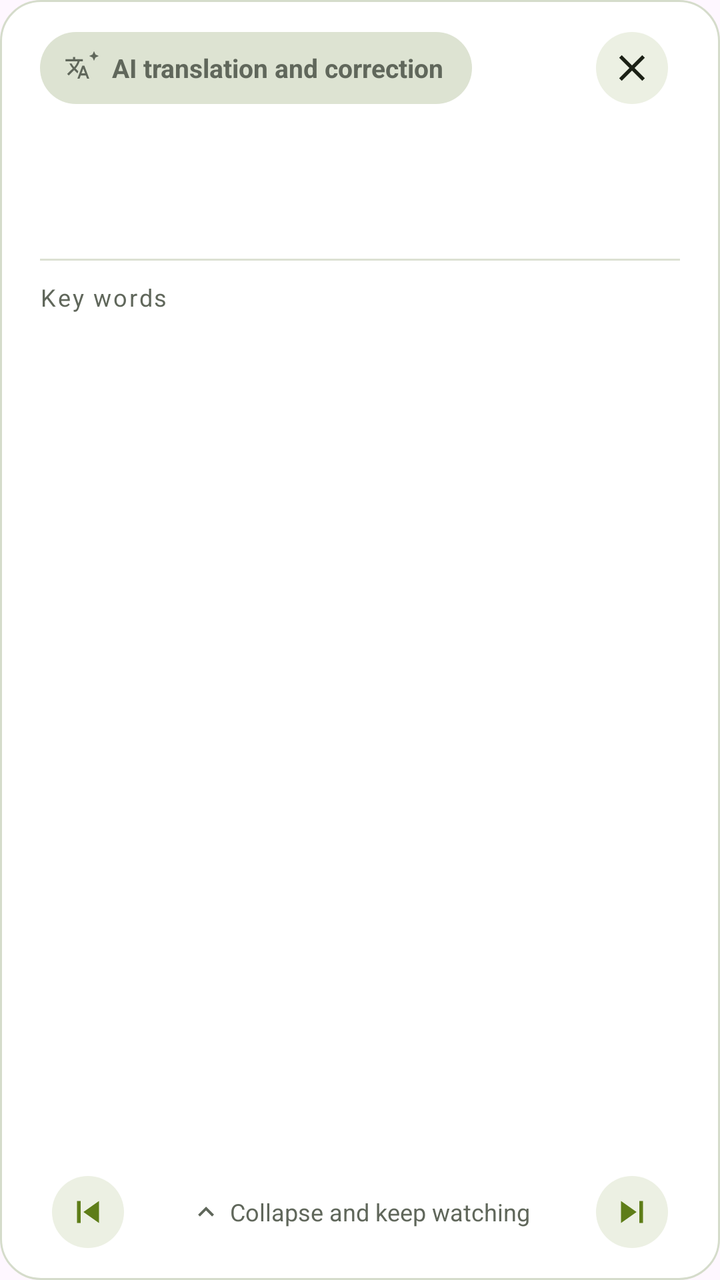
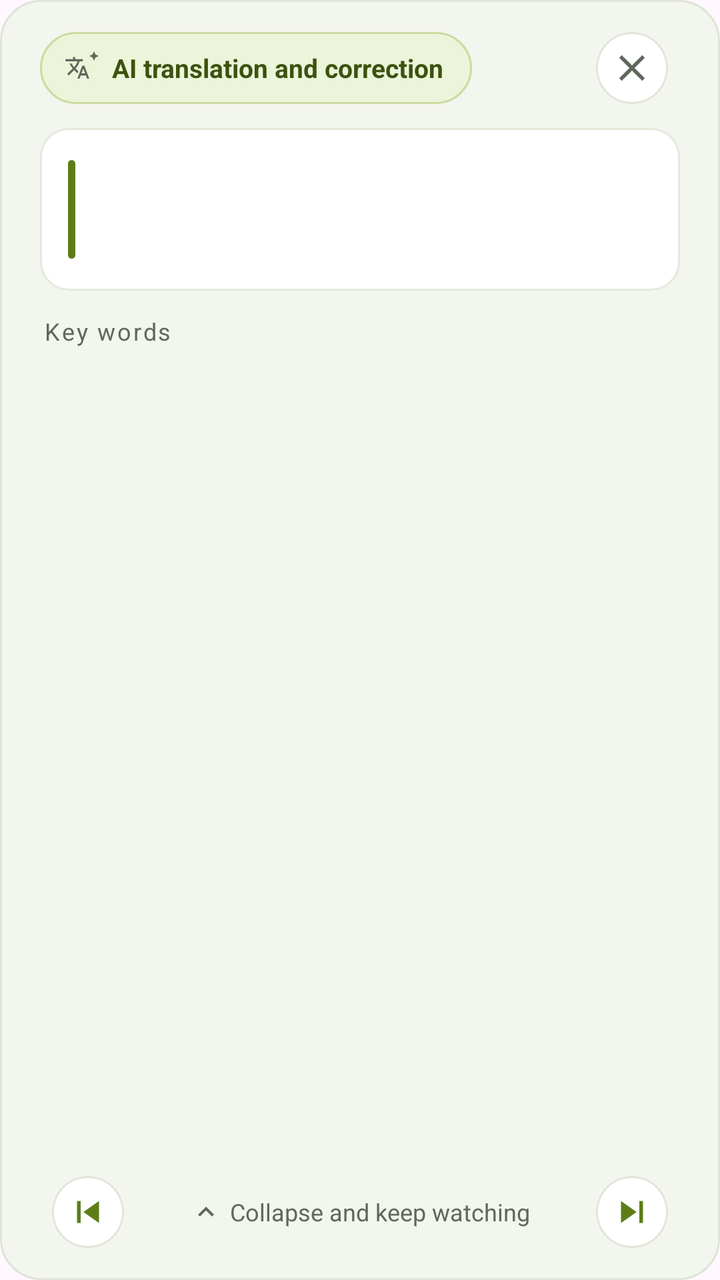

The first picture is an Android layout as it rendered before a commit; the second is the same layout after the commit. The layout source and the unified diff follow.
<!-- AndroidManifest.xml: application theme Theme.SubtitleTranslator -->
<!-- res/layout/overlay_translation.xml -->
<?xml version="1.0" encoding="utf-8"?>
<LinearLayout xmlns:android="http://schemas.android.com/apk/res/android"
    xmlns:app="http://schemas.android.com/apk/res-auto"
    android:layout_width="match_parent"
    android:layout_height="wrap_content"
    android:layout_marginHorizontal="12dp"
    android:orientation="vertical"
    android:background="@drawable/bg_translation_overlay"
    android:paddingHorizontal="@dimen/overlay_padding_horizontal"
    android:paddingTop="10dp"
    android:paddingBottom="10dp">

    
    <LinearLayout
        android:layout_width="match_parent"
        android:layout_height="wrap_content"
        android:orientation="horizontal"
        android:gravity="center_vertical"
        android:baselineAligned="false">

        
        <LinearLayout
            android:id="@+id/btnAiTranslate"
            android:layout_width="wrap_content"
            android:layout_height="@dimen/touch_target"
            android:background="@drawable/bg_ai_pill_button"
            android:clickable="true"
            android:focusable="true"
            android:gravity="center_vertical"
            android:orientation="horizontal"
            android:paddingStart="12dp"
            android:paddingEnd="14dp"
            android:contentDescription="@string/overlay_ai_translate">

            <ImageView
                android:id="@+id/ivAiTranslateIcon"
                android:layout_width="18dp"
                android:layout_height="18dp"
                android:importantForAccessibility="no"
                android:scaleType="fitCenter"
                android:src="@drawable/ic_ai_translate" />

            <TextView
                android:id="@+id/tvAiTranslateLabel"
                android:layout_width="wrap_content"
                android:layout_height="wrap_content"
                android:layout_marginStart="6dp"
                android:maxLines="1"
                android:text="@string/overlay_ai_translate"
                android:textColor="@color/text_secondary"
                android:textSize="13sp"
                android:textStyle="bold" />
        </LinearLayout>

        <View
            android:layout_width="0dp"
            android:layout_height="0dp"
            android:layout_weight="1" />

        
        <ImageButton
            android:id="@+id/btnSaveSentence"
            android:layout_width="@dimen/touch_target"
            android:layout_height="@dimen/touch_target"
            android:layout_marginEnd="2dp"
            android:background="@drawable/bg_nav_icon_button"
            android:contentDescription="@string/action_save_sentence"
            android:padding="13dp"
            android:scaleType="fitCenter"
            android:src="@drawable/ic_bookmark_border"
            android:visibility="gone" />

        <ImageButton
            android:id="@+id/btnClose"
            android:layout_width="@dimen/touch_target"
            android:layout_height="@dimen/touch_target"
            android:padding="13dp"
            android:scaleType="fitCenter"
            android:background="@drawable/bg_nav_icon_button"
            android:src="@drawable/ic_close"
            android:contentDescription="@string/action_close" />
    </LinearLayout>

    
    <ScrollView
        android:id="@+id/contentScroll"
        android:layout_width="match_parent"
        android:layout_height="0dp"
        android:layout_weight="1"
        android:scrollbars="vertical">

        <LinearLayout
            android:layout_width="match_parent"
            android:layout_height="wrap_content"
            android:orientation="vertical"
            android:paddingTop="6dp"
            android:paddingBottom="4dp">

            
            <TextView
                android:id="@+id/tvTranslatedText"
                android:layout_width="match_parent"
                android:layout_height="wrap_content"
                android:textAppearance="@style/TextAppearance.SubtitleTranslator.Translation" />

            
            <TextView
                android:id="@+id/tvOriginalText"
                android:layout_width="match_parent"
                android:layout_height="wrap_content"
                android:layout_marginTop="6dp"
                android:textSize="14sp"
                android:textColor="@color/text_secondary"
                android:lineSpacingMultiplier="1.35" />

            
            <View
                android:layout_width="match_parent"
                android:layout_height="1dp"
                android:layout_marginTop="12dp"
                android:layout_marginBottom="10dp"
                android:background="@color/divider" />

            
            <LinearLayout
                android:layout_width="match_parent"
                android:layout_height="wrap_content"
                android:orientation="horizontal"
                android:gravity="center_vertical">

                <TextView
                    android:layout_width="0dp"
                    android:layout_height="wrap_content"
                    android:layout_weight="1"
                    android:text="@string/overlay_key_words"
                    android:textAppearance="@style/TextAppearance.SubtitleTranslator.SectionLabel" />

                <TextView
                    android:id="@+id/tvWordCount"
                    android:layout_width="wrap_content"
                    android:layout_height="wrap_content"
                    android:textAppearance="@style/TextAppearance.SubtitleTranslator.Caption"
                    android:visibility="gone" />
            </LinearLayout>

            <LinearLayout
                android:id="@+id/wordsContainer"
                android:layout_width="match_parent"
                android:layout_height="wrap_content"
                android:layout_marginTop="2dp"
                android:orientation="vertical" />

        </LinearLayout>
    </ScrollView>

    
    <LinearLayout
        android:layout_width="match_parent"
        android:layout_height="48dp"
        android:layout_marginTop="4dp"
        android:orientation="horizontal"
        android:gravity="center_vertical">

        <ImageButton
            android:id="@+id/btnPreviousSubtitle"
            android:layout_width="48dp"
            android:layout_height="48dp"
            android:padding="13dp"
            android:scaleType="fitCenter"
            android:background="@drawable/bg_nav_icon_button"
            android:src="@drawable/ic_skip_previous"
            android:contentDescription="@string/overlay_previous_subtitle" />

        <LinearLayout
            android:id="@+id/btnCollapse"
            android:layout_width="0dp"
            android:layout_height="48dp"
            android:layout_weight="1"
            android:gravity="center"
            android:orientation="horizontal"
            android:clickable="true"
            android:focusable="true"
            android:background="?attr/selectableItemBackground">

            <ImageView
                android:layout_width="16dp"
                android:layout_height="16dp"
                android:importantForAccessibility="no"
                android:src="@drawable/ic_expand_less"
                app:tint="@color/text_secondary" />

            <TextView
                android:layout_width="wrap_content"
                android:layout_height="wrap_content"
                android:layout_marginStart="4dp"
                android:text="@string/overlay_collapse_hint"
                android:textSize="12sp"
                android:textColor="@color/text_secondary" />
        </LinearLayout>

        <ImageButton
            android:id="@+id/btnNextSubtitle"
            android:layout_width="48dp"
            android:layout_height="48dp"
            android:padding="13dp"
            android:scaleType="fitCenter"
            android:background="@drawable/bg_nav_icon_button"
            android:src="@drawable/ic_skip_next"
            android:contentDescription="@string/overlay_next_subtitle" />
    </LinearLayout>

</LinearLayout>
<!-- resources referenced by this layout -->
<resources>
  <color name="divider">#FFDCE1D3</color>
  <color name="text_secondary">#FF60675B</color>
  <dimen name="overlay_padding_horizontal">20dp</dimen>
  <dimen name="touch_target">48dp</dimen>
  <!-- drawable bg_ai_pill_button (drawable) -->
  <?xml version="1.0" encoding="utf-8"?>
  <ripple xmlns:android="http://schemas.android.com/apk/res/android"
      android:color="?attr/colorControlHighlight">
      <item>
          <inset
              android:insetTop="6dp"
              android:insetBottom="6dp">
              <shape android:shape="rectangle">
                  <solid android:color="@color/surface_variant" />
                  <corners android:radius="18dp" />
              </shape>
          </inset>
      </item>
  </ripple>
  <!-- drawable bg_nav_icon_button (drawable) -->
  <?xml version="1.0" encoding="utf-8"?>
  <ripple xmlns:android="http://schemas.android.com/apk/res/android"
      android:color="?attr/colorControlHighlight">
      <item>
          <inset android:inset="6dp">
              <shape android:shape="oval">
                  <solid android:color="@color/card_bg" />
              </shape>
          </inset>
      </item>
  </ripple>
  <!-- drawable bg_translation_overlay (drawable) -->
  <?xml version="1.0" encoding="utf-8"?>
  <shape xmlns:android="http://schemas.android.com/apk/res/android"
      android:shape="rectangle">
      <solid android:color="@color/panel_bg" />
      <stroke
          android:width="1dp"
          android:color="@color/card_stroke" />
      <corners android:radius="@dimen/panel_radius" />
  </shape>
  <string name="action_close">Close</string>
  <string name="action_save_sentence">Save sentence</string>
  <string name="overlay_ai_translate">AI translation and correction</string>
  <string name="overlay_collapse_hint">Collapse and keep watching</string>
  <string name="overlay_key_words">Key words</string>
  <string name="overlay_next_subtitle">Next line</string>
  <string name="overlay_previous_subtitle">Previous line</string>
  <color name="surface_variant">#FFDDE3D2</color>
  <color name="card_bg">#FFECF0E3</color>
  <color name="panel_bg">#FFFFFFFF</color>
  <color name="card_stroke">#FFD5DCCB</color>
  <dimen name="panel_radius">20dp</dimen>
  <color name="text_primary">#FF1C2116</color>
  <color name="accent">#FF5E7D18</color>
  <color name="on_accent">#FFFFFFFF</color>
  <color name="accent_container">#FFE6F1C8</color>
  <color name="on_accent_container">#FF35450C</color>
  <color name="accent_dim">#FF49650F</color>
  <color name="screen_bg">#FFF6F7F2</color>
  <color name="surface_tile">#FFECF0E3</color>
  <color name="button_outline">#FFC8CEBF</color>
  <color name="stop_button">#FFB3261E</color>
  <!-- unchanged entries left out for length: 10 -->
</resources>

<!-- the commit's change to res/layout/overlay_translation.xml (unified diff, before → after) -->
@@ -47,7 +47,7 @@
                 android:layout_marginStart="6dp"
                 android:maxLines="1"
                 android:text="@string/overlay_ai_translate"
-                android:textColor="@color/text_secondary"
+                android:textColor="@color/overlay_ai_pill_text"
                 android:textSize="13sp"
                 android:textStyle="bold" />
         </LinearLayout>
@@ -68,6 +68,7 @@
             android:padding="13dp"
             android:scaleType="fitCenter"
             android:src="@drawable/ic_bookmark_border"
+            app:tint="@color/text_secondary"
             android:visibility="gone" />
 
         <ImageButton
@@ -78,23 +79,36 @@
             android:scaleType="fitCenter"
             android:background="@drawable/bg_nav_icon_button"
             android:src="@drawable/ic_close"
+            app:tint="@color/text_secondary"
             android:contentDescription="@string/action_close" />
     </LinearLayout>
 
     
-    <ScrollView
-        android:id="@+id/contentScroll"
-        android:layout_width="match_parent"
-        android:layout_height="0dp"
-        android:layout_weight="1"
-        android:scrollbars="vertical">
-
-        <LinearLayout
-            android:layout_width="match_parent"
-            android:layout_height="wrap_content"
-            android:orientation="vertical"
-            android:paddingTop="6dp"
-            android:paddingBottom="4dp">
+    <LinearLayout
+        android:id="@+id/subtitleHeroCard"
+        android:layout_width="match_parent"
+        android:layout_height="wrap_content"
+        android:layout_marginTop="6dp"
+        android:background="@drawable/bg_overlay_card"
+        android:orientation="horizontal"
+        android:paddingStart="14dp"
+        android:paddingTop="14dp"
+        android:paddingEnd="16dp"
+        android:paddingBottom="14dp">
+
+        <View
+            android:layout_width="3.5dp"
+            android:layout_height="match_parent"
+            android:layout_marginTop="2dp"
+            android:layout_marginBottom="2dp"
+            android:background="@drawable/bg_subtitle_accent_bar" />
+
+        <LinearLayout
+            android:layout_width="0dp"
+            android:layout_height="wrap_content"
+            android:layout_weight="1"
+            android:layout_marginStart="12dp"
+            android:orientation="vertical">
 
             
             <TextView
@@ -112,45 +126,48 @@
                 android:textSize="14sp"
                 android:textColor="@color/text_secondary"
                 android:lineSpacingMultiplier="1.35" />
-
-            
-            <View
-                android:layout_width="match_parent"
-                android:layout_height="1dp"
-                android:layout_marginTop="12dp"
-                android:layout_marginBottom="10dp"
-                android:background="@color/divider" />
-
-            
-            <LinearLayout
-                android:layout_width="match_parent"
-                android:layout_height="wrap_content"
-                android:orientation="horizontal"
-                android:gravity="center_vertical">
-
-                <TextView
-                    android:layout_width="0dp"
-                    android:layout_height="wrap_content"
-                    android:layout_weight="1"
-                    android:text="@string/overlay_key_words"
-                    android:textAppearance="@style/TextAppearance.SubtitleTranslator.SectionLabel" />
-
-                <TextView
-                    android:id="@+id/tvWordCount"
-                    android:layout_width="wrap_content"
-                    android:layout_height="wrap_content"
-                    android:textAppearance="@style/TextAppearance.SubtitleTranslator.Caption"
-                    android:visibility="gone" />
-            </LinearLayout>
-
-            <LinearLayout
-                android:id="@+id/wordsContainer"
-                android:layout_width="match_parent"
-                android:layout_height="wrap_content"
-                android:layout_marginTop="2dp"
-                android:orientation="vertical" />
-
         </LinearLayout>
+    </LinearLayout>
+
+    
+    <LinearLayout
+        android:layout_width="match_parent"
+        android:layout_height="wrap_content"
+        android:layout_marginTop="12dp"
+        android:layout_marginBottom="2dp"
+        android:paddingHorizontal="2dp"
+        android:orientation="horizontal"
+        android:gravity="center_vertical">
+
+        <TextView
+            android:layout_width="0dp"
+            android:layout_height="wrap_content"
+            android:layout_weight="1"
+            android:text="@string/overlay_key_words"
+            android:textAppearance="@style/TextAppearance.SubtitleTranslator.SectionLabel" />
+
+        <TextView
+            android:id="@+id/tvWordCount"
+            android:layout_width="wrap_content"
+            android:layout_height="wrap_content"
+            android:textAppearance="@style/TextAppearance.SubtitleTranslator.Caption"
+            android:visibility="gone" />
+    </LinearLayout>
+
+    
+    <ScrollView
+        android:id="@+id/contentScroll"
+        android:layout_width="match_parent"
+        android:layout_height="0dp"
+        android:layout_weight="1"
+        android:scrollbars="vertical">
+
+        <LinearLayout
+            android:id="@+id/wordsContainer"
+            android:layout_width="match_parent"
+            android:layout_height="wrap_content"
+            android:paddingBottom="4dp"
+            android:orientation="vertical" />
     </ScrollView>
 
     
<!-- resource entries referenced after the edit -->
@@ -1,6 +1,6 @@
 <!-- resources referenced by this layout -->
 <resources>
-  <color name="divider">#FFDCE1D3</color>
+  <color name="overlay_ai_pill_text">#FF3D520E</color>
   <color name="text_secondary">#FF60675B</color>
   <dimen name="overlay_padding_horizontal">20dp</dimen>
   <dimen name="touch_target">48dp</dimen>
@@ -13,7 +13,10 @@
               android:insetTop="6dp"
               android:insetBottom="6dp">
               <shape android:shape="rectangle">
-                  <solid android:color="@color/surface_variant" />
+                  <solid android:color="@color/overlay_ai_pill_bg" />
+                  <stroke
+                      android:width="1dp"
+                      android:color="@color/overlay_ai_pill_stroke" />
                   <corners android:radius="18dp" />
               </shape>
           </inset>
@@ -26,19 +29,39 @@
       <item>
           <inset android:inset="6dp">
               <shape android:shape="oval">
-                  <solid android:color="@color/card_bg" />
+                  <solid android:color="@color/overlay_control_bg" />
+                  <stroke
+                      android:width="1dp"
+                      android:color="@color/overlay_control_stroke" />
               </shape>
           </inset>
       </item>
   </ripple>
+  <!-- drawable bg_overlay_card (drawable) -->
+  <?xml version="1.0" encoding="utf-8"?>
+  <shape xmlns:android="http://schemas.android.com/apk/res/android"
+      android:shape="rectangle">
+      <solid android:color="@color/overlay_card_bg" />
+      <stroke
+          android:width="1dp"
+          android:color="@color/overlay_card_stroke" />
+      <corners android:radius="14dp" />
+  </shape>
+  <!-- drawable bg_subtitle_accent_bar (drawable) -->
+  <?xml version="1.0" encoding="utf-8"?>
+  <shape xmlns:android="http://schemas.android.com/apk/res/android"
+      android:shape="rectangle">
+      <solid android:color="@color/accent" />
+      <corners android:radius="2dp" />
+  </shape>
   <!-- drawable bg_translation_overlay (drawable) -->
   <?xml version="1.0" encoding="utf-8"?>
   <shape xmlns:android="http://schemas.android.com/apk/res/android"
       android:shape="rectangle">
-      <solid android:color="@color/panel_bg" />
+      <solid android:color="@color/overlay_canvas_bg" />
       <stroke
           android:width="1dp"
-          android:color="@color/card_stroke" />
+          android:color="@color/overlay_canvas_stroke" />
       <corners android:radius="@dimen/panel_radius" />
   </shape>
   <string name="action_close">Close</string>
@@ -48,13 +71,20 @@
   <string name="overlay_key_words">Key words</string>
   <string name="overlay_next_subtitle">Next line</string>
   <string name="overlay_previous_subtitle">Previous line</string>
+  <color name="overlay_ai_pill_bg">#FFECF4DA</color>
+  <color name="overlay_ai_pill_stroke">#FFC9DCA0</color>
+  <color name="overlay_control_bg">#FFFFFFFF</color>
+  <color name="overlay_control_stroke">#FFE1E6D9</color>
+  <color name="overlay_card_bg">#FFFFFFFF</color>
+  <color name="overlay_card_stroke">#FFE4E9DC</color>
   <color name="surface_variant">#FFDDE3D2</color>
   <color name="card_bg">#FFECF0E3</color>
-  <color name="panel_bg">#FFFFFFFF</color>
   <color name="card_stroke">#FFD5DCCB</color>
   <dimen name="panel_radius">20dp</dimen>
   <color name="text_primary">#FF1C2116</color>
   <color name="accent">#FF5E7D18</color>
+  <color name="overlay_canvas_bg">#FFF3F5EF</color>
+  <color name="overlay_canvas_stroke">#FFDFE4D7</color>
   <color name="on_accent">#FFFFFFFF</color>
   <color name="accent_container">#FFE6F1C8</color>
   <color name="on_accent_container">#FF35450C</color>
